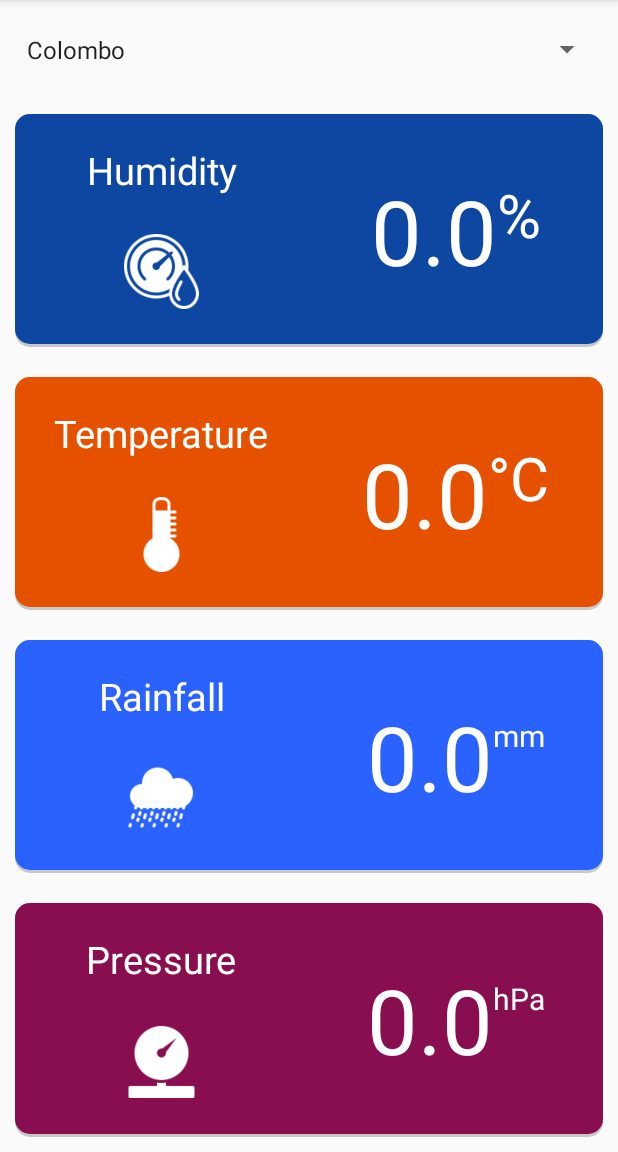
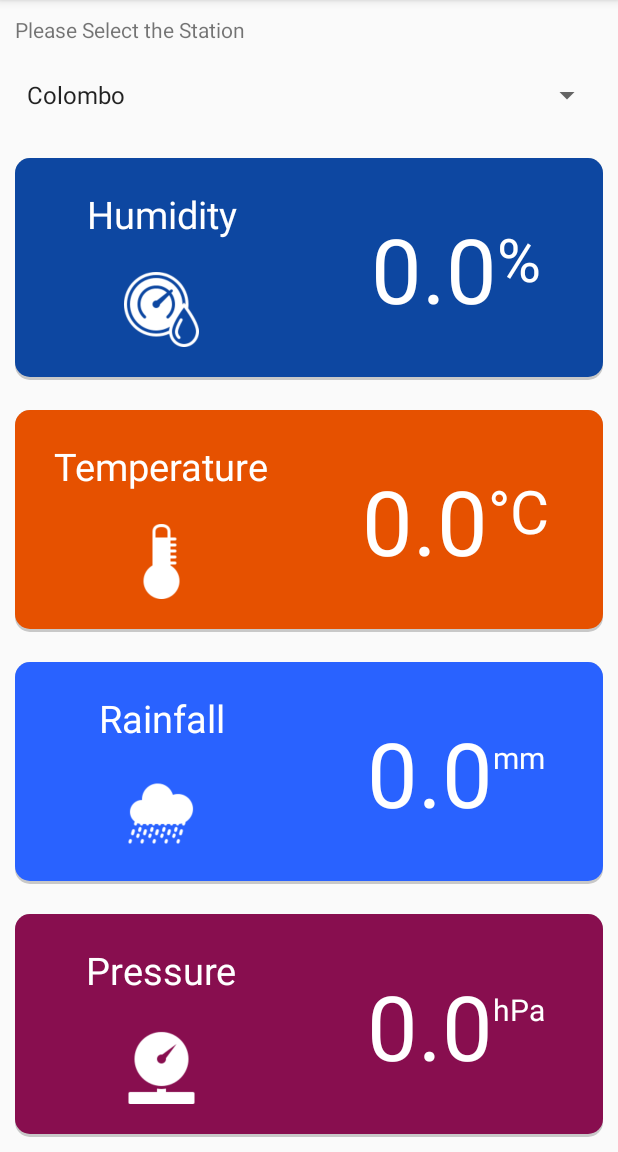
Before and after one commit to dilshanfardil/kfc, an Android app: the screen it shows after launch once a user with an empty profile is signed in (SensorValues), on a phone screen of 412 x 824 dp, the part 84-1236 px from its top. Run offline under Robolectric (Android 15) with nearby library versions, the phone set to English and light mode, and no system bars; our stand-ins replace Firebase (no records; nobody signed in at launch, a user with empty details on screens opened directly); libraries missing offline, so code that uses them is left out: com.facebook, com.facebook.appevents, com.facebook.login; 5 statements that could not run were skipped.

Commit message:
Final push from japana

```diff
--- a/app/src/main/java/lk/sayuru/jungleapp/SensorValues.java
+++ b/app/src/main/java/lk/sayuru/jungleapp/SensorValues.java
@@ -4,6 +4,7 @@ import androidx.annotation.NonNull;
 import androidx.annotation.Nullable;
 import androidx.appcompat.app.AppCompatActivity;
 
+import android.graphics.drawable.GradientDrawable;
 import android.os.Bundle;
 import android.widget.ArrayAdapter;
 import android.widget.Spinner;
@@ -43,6 +44,8 @@ public class SensorValues extends AppCompatActivity {
                 R.array.stations_array, android.R.layout.simple_spinner_item);
         adapter.setDropDownViewResource(android.R.layout.simple_spinner_dropdown_item);
         spinner.setAdapter(adapter);
+
+
 
 
         mRef = FirebaseDatabase.getInstance().getReference();
--- a/app/src/main/res/layout/activity_sensor_values.xml
+++ b/app/src/main/res/layout/activity_sensor_values.xml
@@ -7,6 +7,16 @@
     android:orientation="vertical"
     tools:context=".SensorValues">
 
+
+    <TextView
+        android:id="@+id/textView5"
+        android:layout_width="match_parent"
+        android:layout_height="wrap_content"
+        android:layout_marginTop="10dp"
+        android:layout_marginLeft="10dp"
+        android:layout_marginRight="10dp"
+        android:layout_marginBottom="2dp"
+        android:text="@string/stations" />
 
     <Spinner
         android:id="@+id/stationNames"
--- a/app/src/main/res/values/colors.xml
+++ b/app/src/main/res/values/colors.xml
@@ -9,5 +9,5 @@
     <color name="colorPressureBg">#880e4f</color>
     <color name="colorHumidityBg">#0d47a1</color>
     <color name="colorRainfallBg">#2962ff</color>
-    <color name="colorTemperatureBg">#e65100</color>
+    <color name="colorTemperatureBg">#E65100</color>
 </resources>
--- a/app/src/main/res/values/strings.xml
+++ b/app/src/main/res/values/strings.xml
@@ -32,5 +32,7 @@
 
     <string name="signInWithSMS">SignIn with SMS</string>
 
+    <string name="stations">Please Select the Station</string>
+
 
 </resources>
```
Also changed, not shown: app/src/main/res/drawable/border.xml (added, +7 -0 lines).
